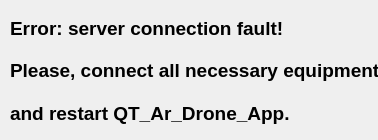
First picture: the form in QT_AR_Drone_App/Views/serverConnectionError/serverConnectionError.ui, repository OlehQWERTY/QT_AR_Drone_App, before the edit.
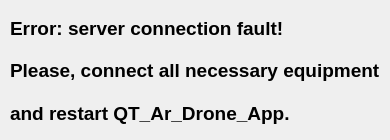
Second picture: the form after the edit.

```diff
--- a/QT_AR_Drone_App/Views/serverConnectionError/serverConnectionError.ui
+++ b/QT_AR_Drone_App/Views/serverConnectionError/serverConnectionError.ui
@@ -6,19 +6,19 @@
    <rect>
     <x>0</x>
     <y>0</y>
-    <width>378</width>
+    <width>390</width>
     <height>140</height>
    </rect>
   </property>
   <property name="minimumSize">
    <size>
-    <width>378</width>
+    <width>390</width>
     <height>140</height>
    </size>
   </property>
   <property name="maximumSize">
    <size>
-    <width>378</width>
+    <width>390</width>
     <height>140</height>
    </size>
   </property>
```
